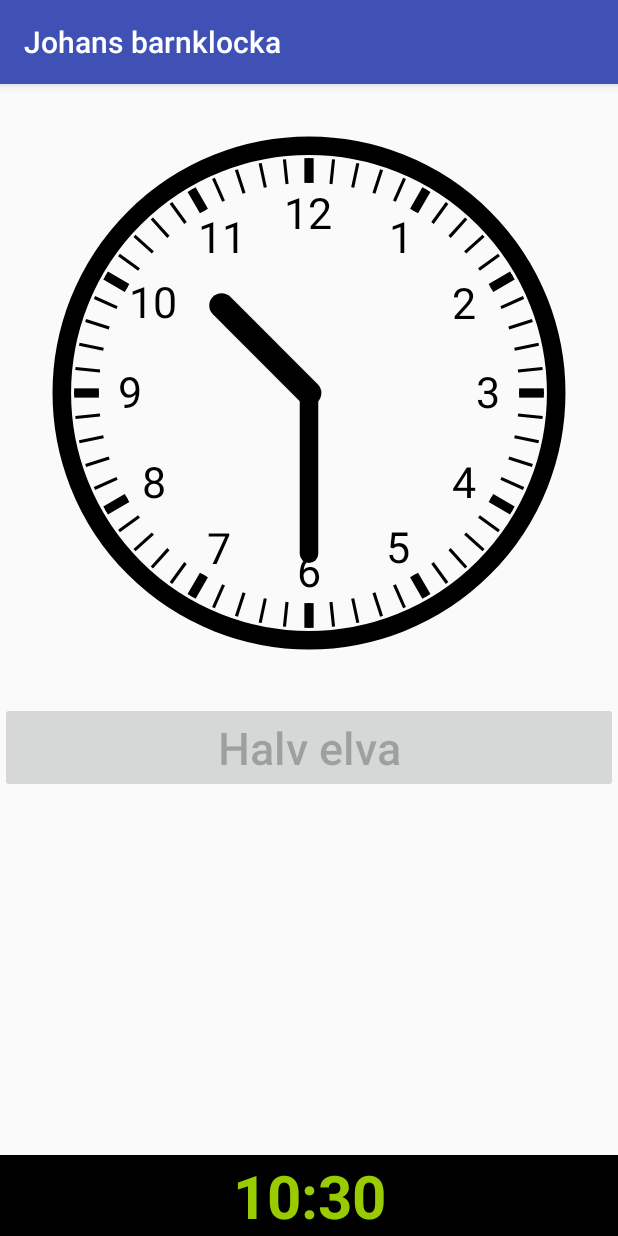
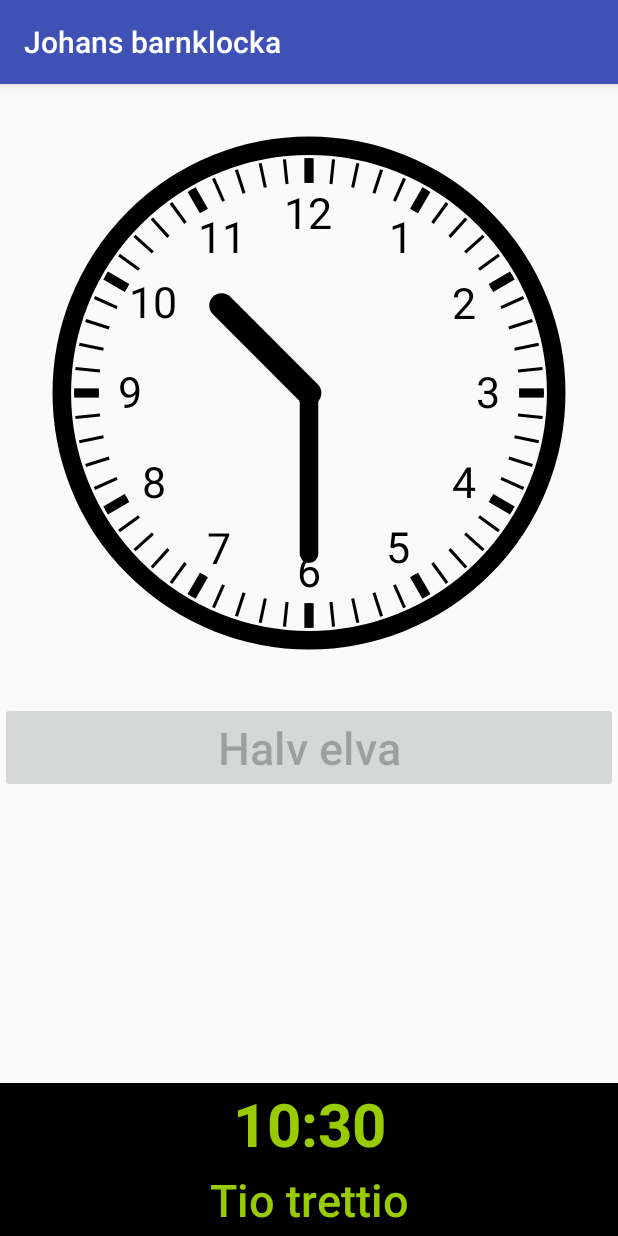
Before and after one commit to walles/barnklocka, an Android app: the screen it shows after launch (MainActivity), on a phone screen of 412 x 824 dp. Run offline under Robolectric (Android 15) with nearby library versions, the phone set to English and light mode, and no system bars.

Commit message:
Show human readout of digital time

```diff
--- a/app/src/main/java/com/gmail/walles/johan/johansbarnklocka/MainActivity.java
+++ b/app/src/main/java/com/gmail/walles/johan/johansbarnklocka/MainActivity.java
@@ -32,11 +32,13 @@
         setTime(analogClock.getHour(), analogClock.getMinute());
 
         final Button analogReadout = findViewById(R.id.analogReadout);
+        final Button digitalReadout = findViewById(R.id.digitalReadout);
         tts = new TextToSpeech(this, new TextToSpeech.OnInitListener() {
             @Override
             public void onInit(int status) {
                 if (status == TextToSpeech.SUCCESS) {
                     analogReadout.setEnabled(true);
+                    digitalReadout.setEnabled(true);
                 }
             }
         });
@@ -44,6 +46,12 @@
             @Override
             public void onClick(View v) {
                 tts.speak(analogReadout.getText().toString(), TextToSpeech.QUEUE_FLUSH, null);
+            }
+        });
+        digitalReadout.setOnClickListener(new View.OnClickListener() {
+            @Override
+            public void onClick(View v) {
+                tts.speak(digitalReadout.getText().toString(), TextToSpeech.QUEUE_FLUSH, null);
             }
         });
     }
@@ -64,6 +72,9 @@
                         "%02d:%02d", analogClock.getHour(), analogClock.getMinute()));
 
         final Button analogReadout = findViewById(R.id.analogReadout);
-        analogReadout.setText(timeReadout.format(hour, minute));
+        analogReadout.setText(timeReadout.formatAnalog(hour, minute));
+
+        final Button digitalReadout = findViewById(R.id.digitalReadout);
+        digitalReadout.setText(timeReadout.formatDigital(hour, minute));
     }
 }
--- a/app/src/main/java/com/gmail/walles/johan/johansbarnklocka/TimeReadout.java
+++ b/app/src/main/java/com/gmail/walles/johan/johansbarnklocka/TimeReadout.java
@@ -79,10 +79,81 @@
             "elva",
     };
 
-    public String format(int hour, int minute) {
+    private static final String [] DIGITAL_NUMBER_NAME = new String[] {
+            "nollnoll",
+            "nollett",
+            "nolltvå",
+            "nolltre",
+            "nollfyra",
+            "nollfem",
+            "nollsex",
+            "nollsju",
+            "nollåtta",
+            "nollnio",
+            "tio",
+            "elva",
+            "tolv",
+            "tretton",
+            "fjorton",
+            "femton",
+            "sexton",
+            "sjutton",
+            "arton",
+            "nitton",
+            "tjugo",
+            "tjugoett",
+            "tjugotvå",
+            "tjugotre",
+            "tjugofyra",
+            "tjugofem",
+            "tjugosex",
+            "tjugosju",
+            "tjugoåtta",
+            "tjugonio",
+            "trettio",
+            "trettioett",
+            "trettiotvå",
+            "trettiotre",
+            "trettiofyra",
+            "trettiofem",
+            "trettiosex",
+            "trettiosju",
+            "trettioåtta",
+            "trettionio",
+            "fyrtio",
+            "fyrtioett",
+            "fyrtiotvå",
+            "fyrtiotre",
+            "fyrtiofyra",
+            "fyrtiofem",
+            "fyrtiosex",
+            "fyrtiosju",
+            "fyrtioåtta",
+            "fyrtionio",
+            "femtio",
+            "femtioett",
+            "femtiotvå",
+            "femtiotre",
+            "femtiofyra",
+            "femtiofem",
+            "femtiosex",
+            "femtiosju",
+            "femtioåtta",
+            "femtionio",
+    };
+
+    public String formatAnalog(int hour, int minute) {
         String h0 = HOUR_NAMES[hour % 12];
         String h1 = HOUR_NAMES[(hour + 1) % 12];
 
         return MINUTE_FORMATS[minute].replace("H0", h0).replace("H1", h1);
     }
+
+    private String upcaseFirst(String string) {
+        return Character.toUpperCase(string.charAt(0)) + string.substring(1);
+    }
+
+    public String formatDigital(int hour, int minute) {
+        return upcaseFirst(DIGITAL_NUMBER_NAME[hour]) + " " + DIGITAL_NUMBER_NAME[minute];
+    }
 }
--- a/app/src/main/res/layout/activity_main.xml
+++ b/app/src/main/res/layout/activity_main.xml
@@ -35,6 +35,19 @@
         android:textColor="@android:color/holo_green_light"
         android:textSize="40sp"
         android:textStyle="bold"
+        app:layout_constraintBottom_toTopOf="@id/digitalReadout"/>
+
+    <Button
+        android:id="@+id/digitalReadout"
+        android:layout_width="match_parent"
+        android:layout_height="wrap_content"
+        android:background="@android:color/black"
+        android:enabled="false"
+        android:text="Arton fyrtiofem"
+        android:textAlignment="center"
+        android:textAllCaps="false"
+        android:textColor="@android:color/holo_green_light"
+        android:textSize="30sp"
         app:layout_constraintBottom_toBottomOf="parent"/>
 
 </android.support.constraint.ConstraintLayout>
```
Also changed, not shown: 1 other file.
